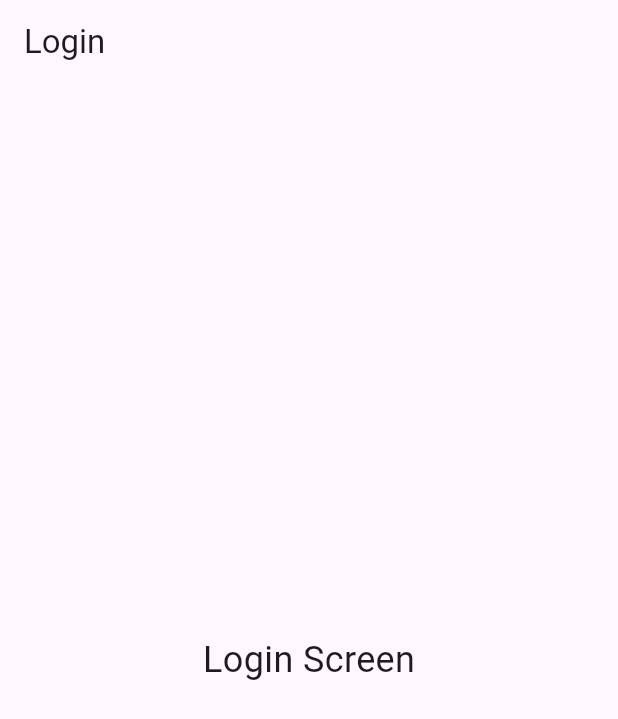
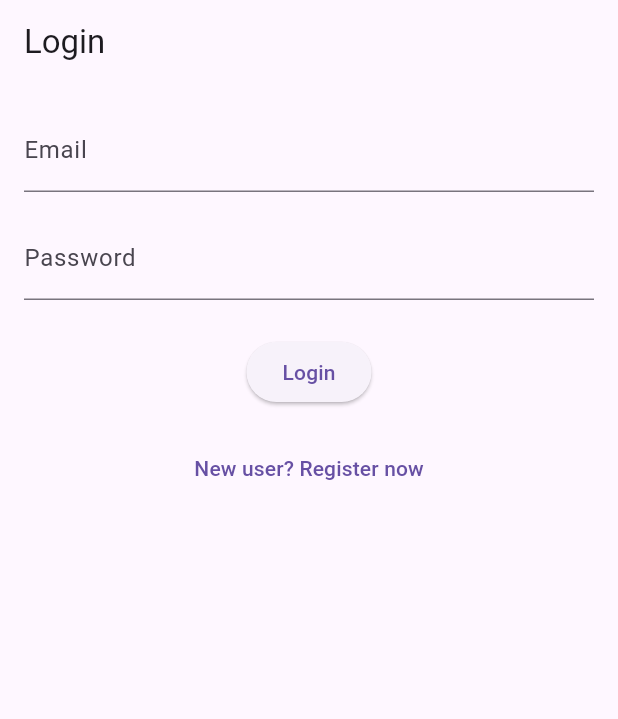
Before and after one commit to Fundspay/ticketmaster, a Flutter app: the screen it shows after launch, on a phone screen of 412 x 824 dp. Shown: the top 719 px of the screen. Run offline on Flutter 3.47's test engine with Material 3 defaults, Android fonts, the phone set to English and light mode, and no system bars; our stand-ins replace flutter_riverpod, go_router, riverpod_annotation; generated files the repository leaves out were written again.

Commit message:
feat: login, added model, controller, repository, and screen

```diff
--- /dev/null
+++ b/lib/src/features/auth/application/auth_controller.dart
@@ -0,0 +1,57 @@
+import 'package:flutter_riverpod/flutter_riverpod.dart';
+import 'package:riverpod_annotation/riverpod_annotation.dart';
+import '../data/auth_repository.dart';
+import '../domain/models/user_model.dart';
+
+class AuthState {
+  final bool isLoading;
+  final UserModel? user;
+  final String? error;
+
+  AuthState({
+    this.isLoading = false,
+    this.user,
+    this.error,
+  });
+
+  AuthState copyWith({
+    bool? isLoading,
+    UserModel? user,
+    String? error,
+  }) {
+    return AuthState(
+      isLoading: isLoading ?? this.isLoading,
+      user: user ?? this.user,
+      error: error ?? this.error,
+    );
+  }
+}
+
+class AuthController extends StateNotifier<AuthState> {
+  final AuthRepository authRepository;
+
+  AuthController({required this.authRepository}) : super(AuthState());
+
+  Future<void> login({
+    required String email,
+    required String password,
+  }) async {
+    try {
+      state = state.copyWith(isLoading: true, error: null);
+      final user = await authRepository.login(email: email, password: password);
+      state = state.copyWith(isLoading: false, user: user);
+    } catch (e) {
+      state = state.copyWith(isLoading: false, error: e.toString());
+    }
+  }
+}
+
+// Create a Riverpod provider for the AuthController:
+final authControllerProvider =
+    StateNotifierProvider<AuthController, AuthState>((ref) {
+  final repo = ref.watch(authRepositoryProvider).maybeWhen(
+        data: (repo) => repo,
+        orElse: () => AuthRepository(),
+      );
+  return AuthController(authRepository: repo);
+});
--- a/lib/src/features/auth/presentation/login_screen.dart
+++ b/lib/src/features/auth/presentation/login_screen.dart
@@ -1,5 +1,8 @@
+// lib/src/features/auth/presentation/login_screen.dart
 import 'package:flutter/material.dart';
 import 'package:flutter_riverpod/flutter_riverpod.dart';
+import 'package:go_router/go_router.dart';
+import '../application/auth_controller.dart';
 
 class LoginScreen extends ConsumerStatefulWidget {
   const LoginScreen({Key? key}) : super(key: key);
@@ -9,14 +12,62 @@ class LoginScreen extends ConsumerStatefulWidget {
 }
 
 class _LoginScreenState extends ConsumerState<LoginScreen> {
+  final _emailController = TextEditingController();
+  final _passwordController = TextEditingController();
+
+  void _login() async {
+    final email = _emailController.text.trim();
+    final password = _passwordController.text;
+    await ref.read(authControllerProvider.notifier).login(
+          email: email,
+          password: password,
+        );
+    final authState = ref.read(authControllerProvider);
+    if (authState.user != null) {
+      // Navigate to home screen after successful login
+      context.go('/home');
+    } else if (authState.error != null) {
+      ScaffoldMessenger.of(context).showSnackBar(
+        SnackBar(content: Text("Login failed: ${authState.error}")),
+      );
+    }
+  }
+
   @override
   Widget build(BuildContext context) {
+    final authState = ref.watch(authControllerProvider);
     return Scaffold(
       appBar: AppBar(title: const Text('Login')),
-      body: const Center(
-        child: Text(
-          'Login Screen',
-          style: TextStyle(fontSize: 24),
+      body: Padding(
+        padding: const EdgeInsets.all(16.0),
+        child: Column(
+          children: [
+            TextField(
+              controller: _emailController,
+              decoration: const InputDecoration(labelText: 'Email'),
+            ),
+            const SizedBox(height: 16),
+            TextField(
+              controller: _passwordController,
+              decoration: const InputDecoration(labelText: 'Password'),
+              obscureText: true,
+            ),
+            const SizedBox(height: 24),
+            authState.isLoading
+                ? const CircularProgressIndicator()
+                : ElevatedButton(
+                    onPressed: _login,
+                    child: const Text('Login'),
+                  ),
+            const SizedBox(height: 16),
+            TextButton(
+              onPressed: () {
+                // Navigate to registration page
+                context.go('/register');
+              },
+              child: const Text('New user? Register now'),
+            ),
+          ],
         ),
       ),
     );
--- a/lib/src/routing/app_routes.dart
+++ b/lib/src/routing/app_routes.dart
@@ -14,7 +14,7 @@ final GoRouter appRouter = GoRouter(
     GoRoute(
       path: '/',
       name: 'login',
-      builder: (context, state) => const LoginScreen(),
+      builder: (context, state) => LoginScreen(),
     ),
     GoRoute(
       path: '/register',
--- a/pubspec.yaml
+++ b/pubspec.yaml
@@ -37,6 +37,8 @@ dependencies:
   flutter_riverpod: ^2.6.1
   go_router: ^14.8.0
   http: ^1.3.0
+  riverpod_annotation: ^2.6.1
+  riverpod_generator: ^2.6.4
 
 dev_dependencies:
   flutter_test:
@@ -48,6 +50,8 @@ dev_dependencies:
   # package. See that file for information about deactivating specific lint
   # rules and activating additional ones.
   flutter_lints: ^5.0.0
+  build_runner: ^2.4.15
+  json_serializable: ^6.9.4
 
 # For information on the generic Dart part of this file, see the
 # following page: https://dart.dev/tools/pub/pubspec
```
Also changed, not shown: lib/src/features/auth/data/auth_repository.dart (added, +41 -0 lines), lib/src/features/auth/domain/models/user_model.dart (added, +19 -0 lines), lib/src/features/auth/data/auth_repository.g.dart (added), lib/src/features/auth/domain/models/user_model.g.dart (added), pubspec.lock.
